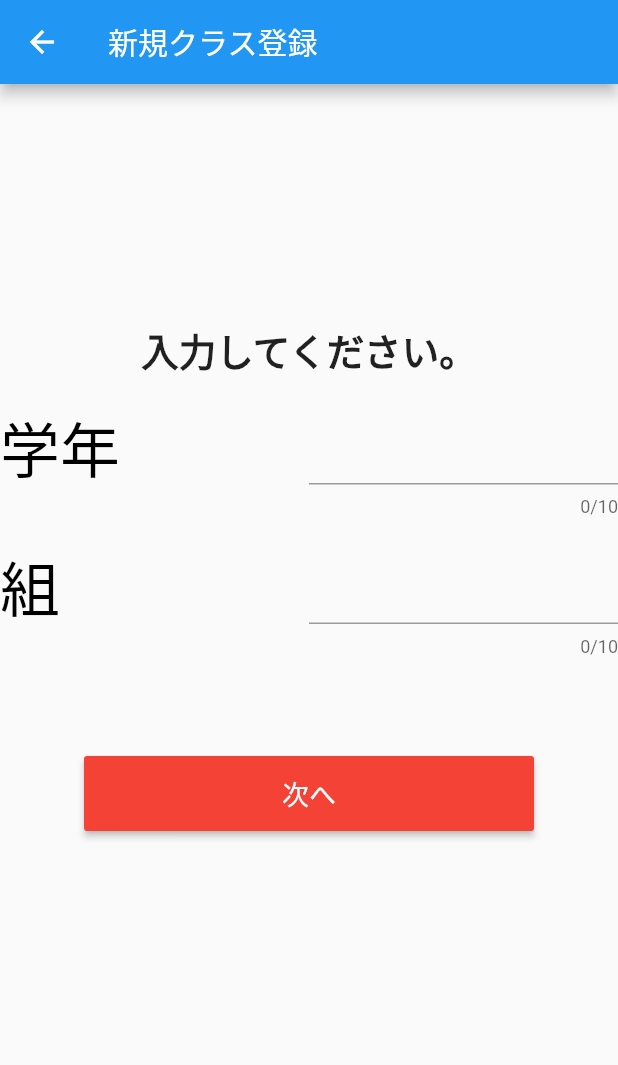
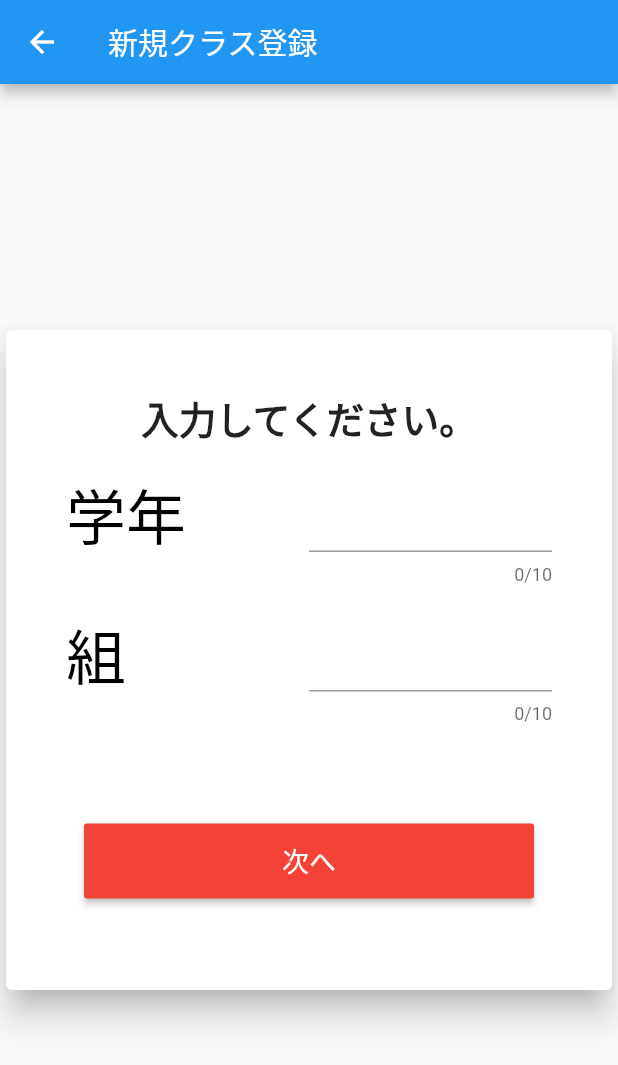
Before and after one commit to harukitosa/lecture_performance_app, a Flutter app: the HomeRegist screen opened by its route, on a phone screen of 412 x 824 dp. Shown: the top 1065 px of the screen. Run offline on Flutter 3.47's test engine with Material 2 defaults, Android fonts, the phone set to English and light mode, and no system bars; our stand-ins replace file_picker, sqflite; accounts and stored records are empty.

Commit message:
FIX:細かな修正

```diff
--- a/lib/common/seatView/classSeatView.dart
+++ b/lib/common/seatView/classSeatView.dart
@@ -96,7 +96,7 @@ class ClassRoomSeatView extends StatelessWidget {
           color: flag == "true" ? Colors.blue : Colors.grey,
           child: Center(
             child: Text(
-              name,
+              name.length > 5 ? name.substring(0, 5) : name,
               style: TextStyle(
                 fontSize: 28,
               ),
--- a/lib/components/home/index/index.dart
+++ b/lib/components/home/index/index.dart
@@ -12,7 +12,7 @@ class Home extends StatelessWidget {
 
     return Scaffold(
       appBar: AppBar(
-        title: Text("Home"),
+        title: Text("クラス一覧"),
       ),
       body: MultiProvider(
         providers: [
--- a/lib/components/home/regist/index.dart
+++ b/lib/components/home/regist/index.dart
@@ -51,8 +51,12 @@ class _ChangeFormState extends State<ChangeForm> {
 
   Widget build(BuildContext context) {
     return Center(
+      child: Card(
+        elevation: 9.0,
         child: Container(
-        height: 450,
+          padding: EdgeInsets.all(20.0),
+          margin: EdgeInsets.all(20.0),
+          height: 400,
           width: 500,
           child: Column(
             mainAxisSize: MainAxisSize.min,
@@ -168,6 +172,7 @@ class _ChangeFormState extends State<ChangeForm> {
             ],
           ),
         ),
+      ),
     );
   }
 }
```
Lines whose indentation alone changed are shown as unchanged.
